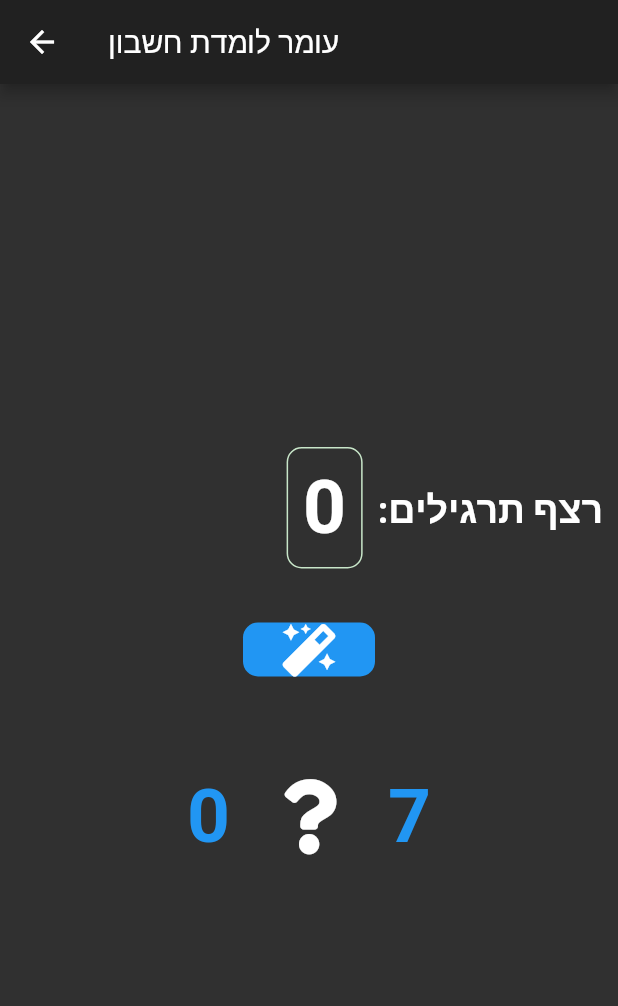
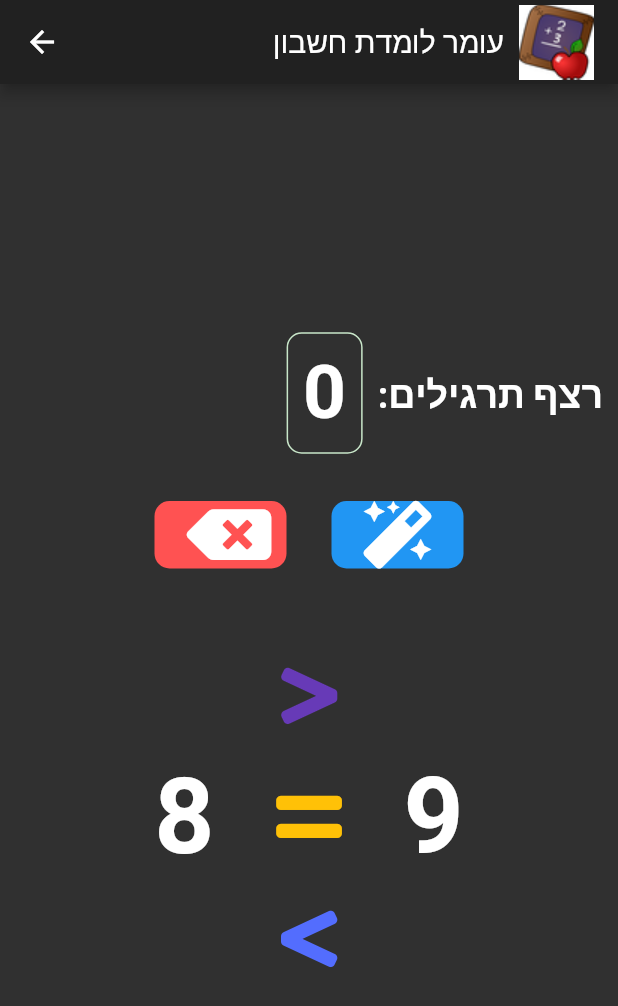
Before and after one commit to AdamRussak/one_to_math, a Flutter app: the WhoIsBiggerScreen screen opened by its route, after a tap on an icon or button, on a phone screen of 412 x 824 dp. Shown: the top 1006 px of the screen. Run offline on Flutter 3.47's test engine with Material 2 defaults, Android fonts, the phone set to English and light mode, and no system bars; our stand-ins replace after_layout, fluttertoast, font_awesome_flutter, rflutter_alert, shared_preferences; accounts and stored records are empty.

```diff
--- a/lib/const_enums.dart
+++ b/lib/const_enums.dart
@@ -5,14 +5,19 @@ const KmathStyle = TextStyle(
   fontSize: 50.0,
   fontWeight: FontWeight.bold,
 );
+const KMoreOrLessTextStyle = TextStyle(
+  fontSize: 70.0,
+  fontWeight: FontWeight.bold,
+);
 const KmathButtonTextStyle = TextStyle(
   fontSize: 40.0,
   fontWeight: FontWeight.w200,
 );
 const KAppBarText = 'עומר לומדת חשבון';
+
 const KNewQustionIcon = Icon(
   FontAwesomeIcons.magic,
-  size: 35.0,
+  size: 45.0,
 );
 const KSizeBoxMath10 = SizedBox(
   width: 10.0,
--- a/lib/engine/math_brain.dart
+++ b/lib/engine/math_brain.dart
@@ -1,5 +1,6 @@
 import 'dart:math';
 import 'package:flutter/material.dart';
+import 'package:font_awesome_flutter/font_awesome_flutter.dart';
 import 'package:one_to_math/const_enums.dart';
 
 class MathBrain extends ChangeNotifier {
@@ -11,6 +12,7 @@ class MathBrain extends ChangeNotifier {
   int questionResult;
   bool randomMathBoolean = true;
   var lessOrMoreAnswer;
+  var lessOrMoreAnswerIcon;
 
 //new Math Question
   void getMathQustion() {
@@ -58,20 +60,26 @@ class MathBrain extends ChangeNotifier {
   void getRandomLessOrMoreInt() {
     randomNumber1 = random.nextInt(maxNumber);
     randomNumber2 = random.nextInt(maxNumber);
-    while (randomNumber1 == randomNumber2) {
-      randomNumber2 = random.nextInt(maxNumber);
-    }
     notifyListeners();
   }
 
   void getLessOrMoreResult() {
     if (randomNumber1 > randomNumber2) {
       lessOrMoreAnswer = Answer.left;
+      lessOrMoreAnswerIcon = Icon(FontAwesomeIcons.greaterThan);
     } else if (randomNumber1 < randomNumber2) {
       lessOrMoreAnswer = Answer.right;
+      lessOrMoreAnswerIcon = Icon(FontAwesomeIcons.lessThan);
     } else {
       lessOrMoreAnswer = Answer.equal;
+      lessOrMoreAnswerIcon = Icon(FontAwesomeIcons.equals);
     }
     notifyListeners();
   }
+
+  //setting qustion limit
+  int setQustionsInt(int newInt) {
+    maxNumber = newInt;
+    return maxNumber;
+  }
 }
--- /dev/null
+++ b/lib/engine/settings_brain.dart
@@ -0,0 +1,5 @@
+import 'package:flutter/material.dart';
+
+class SettingsBrain extends ChangeNotifier {
+  int maxNumber = 10;
+}
--- a/lib/screens/settings_screen.dart
+++ b/lib/screens/settings_screen.dart
@@ -1,4 +1,5 @@
 import 'package:flutter/material.dart';
+import 'package:one_to_math/widgets/app_title_widget.dart';
 
 class SettingsScreen extends StatefulWidget {
   SettingsScreen({this.title});
@@ -13,7 +14,7 @@ class _SettingsScreenState extends State<SettingsScreen> {
   Widget build(BuildContext context) {
     return Scaffold(
       appBar: AppBar(
-        title: Text(widget.title),
+        title: AppTitleWidget(),
       ),
       body: Center(
         child: Text('settings page will be here'),
--- a/lib/screens/who_is_bigger_screen.dart
+++ b/lib/screens/who_is_bigger_screen.dart
@@ -1,8 +1,11 @@
+import 'package:after_layout/after_layout.dart';
 import 'package:flutter/material.dart';
 import 'package:fluttertoast/fluttertoast.dart';
 import 'package:font_awesome_flutter/font_awesome_flutter.dart';
 import 'package:one_to_math/const_enums.dart';
 import 'package:one_to_math/engine/math_brain.dart';
+import 'package:one_to_math/engine/saved_info.dart';
+import 'package:one_to_math/widgets/app_title_widget.dart';
 import 'package:one_to_math/widgets/result_counter.dart';
 import 'package:provider/provider.dart';
 import 'package:rflutter_alert/rflutter_alert.dart';
@@ -15,19 +18,27 @@ class WhoIsBiggerScreen extends StatefulWidget {
   _WhoIsBiggerScreenState createState() => _WhoIsBiggerScreenState();
 }
 
+class _WhoIsBiggerScreenState extends State<WhoIsBiggerScreen>
+    with AfterLayoutMixin<WhoIsBiggerScreen> {
   var userAnswer;
   int scoreKeeper = 0;
   int sucessInt;
   final answerTextController = TextEditingController();
+  SavedInfo savedInfo = SavedInfo();
+  void tapIntoSavedInfo() async {
+    await savedInfo.initSharedPrefs();
+    setState(() {
+      sucessInt = savedInfo.prefs.getInt('prefMoreOrLessCount');
+    });
+  }
 
-class _WhoIsBiggerScreenState extends State<WhoIsBiggerScreen> {
   void checkAnsewr(userAnswer) {
     if (userAnswer ==
         Provider.of<MathBrain>(context, listen: false).lessOrMoreAnswer) {
       setState(() {
         scoreKeeper++;
-        // savedInfo.saveDataToPrefs(scoreKeeper);
-        // sucessInt = savedInfo.prefs.getInt('preflessOrMoreCount');
+        savedInfo.saveDataToPrefs(scoreKeeper, 'prefMoreOrLessCount');
+        sucessInt = savedInfo.prefs.getInt('prefMoreOrLessCount');
       });
 
       //Alert Dialog's
@@ -35,6 +46,8 @@ class _WhoIsBiggerScreenState extends State<WhoIsBiggerScreen> {
         context: context,
         type: AlertType.success,
         title: "!תשובה נכונה",
+        image:
+            Provider.of<MathBrain>(context, listen: false).lessOrMoreAnswerIcon,
         style: AlertStyle(descStyle: KmathStyle, titleStyle: KmathStyle),
         buttons: [
           DialogButton(
@@ -52,16 +65,6 @@ class _WhoIsBiggerScreenState extends State<WhoIsBiggerScreen> {
           )
         ],
       ).show();
-    } else if (userAnswer !=
-        Provider.of<MathBrain>(context, listen: false).lessOrMoreAnswer) {
-      Fluttertoast.showToast(
-          msg: "תשובה לא נכונה, נסי/ה שנית",
-          toastLength: Toast.LENGTH_SHORT,
-          gravity: ToastGravity.CENTER,
-          timeInSecForIosWeb: 1,
-          backgroundColor: Colors.red,
-          textColor: Colors.white,
-          fontSize: 16.0);
     } else if (userAnswer == Answer.pass) {
       Alert(
         context: context,
@@ -89,6 +92,16 @@ class _WhoIsBiggerScreenState extends State<WhoIsBiggerScreen> {
           )
         ],
       ).show();
+    } else if (userAnswer !=
+        Provider.of<MathBrain>(context, listen: false).lessOrMoreAnswer) {
+      Fluttertoast.showToast(
+          msg: "תשובה לא נכונה, נסי/ה שנית",
+          toastLength: Toast.LENGTH_SHORT,
+          gravity: ToastGravity.CENTER,
+          timeInSecForIosWeb: 1,
+          backgroundColor: Colors.red,
+          textColor: Colors.white,
+          fontSize: 16.0);
     }
   }
 
@@ -96,10 +109,10 @@ class _WhoIsBiggerScreenState extends State<WhoIsBiggerScreen> {
     Alert(
       context: context,
       type: AlertType.none,
+      image: Image(
+        image: Provider.of<MathBrain>(context).lessOrMoreAnswerIcon,
+      ),
       title: ":התשובה",
-      desc: Provider.of<MathBrain>(context, listen: false)
-          .questionResult
-          .toString(),
       style: AlertStyle(descStyle: KmathStyle, titleStyle: KmathStyle),
       buttons: [
         DialogButton(
@@ -110,8 +123,8 @@ class _WhoIsBiggerScreenState extends State<WhoIsBiggerScreen> {
                 .getLessOrMoreQustion();
             setState(() {
               scoreKeeper = 0;
-              // savedInfo.saveDataToPrefs(scoreKeeper);
-              // sucessInt = savedInfo.prefs.getInt('prefMathCount');
+              savedInfo.saveDataToPrefs(scoreKeeper, 'prefMoreOrLessCount');
+              sucessInt = savedInfo.prefs.getInt('prefMoreOrLessCount');
             });
           },
           width: 150,
@@ -122,11 +135,16 @@ class _WhoIsBiggerScreenState extends State<WhoIsBiggerScreen> {
   }
 
   @override
+  void initState() {
+    super.initState();
+    tapIntoSavedInfo();
+  }
+
   Widget build(BuildContext context) {
     return Consumer<MathBrain>(builder: (context, mathBrain, child) {
       return Scaffold(
         appBar: AppBar(
-          title: Text(widget.title),
+          title: AppTitleWidget(),
         ),
         body: Center(
           child: Column(
@@ -138,6 +156,27 @@ class _WhoIsBiggerScreenState extends State<WhoIsBiggerScreen> {
               SizedBox(
                 height: 30.0,
               ),
+              Row(
+                mainAxisAlignment: MainAxisAlignment.center,
+                children: [
+                  FlatButton(
+                    onPressed: () {
+                      setState(() {
+                        userAnswer = Answer.pass;
+                      });
+                      checkAnsewr(userAnswer);
+                    },
+                    child: Icon(
+                      FontAwesomeIcons.backspace,
+                      size: 45.0,
+                    ),
+                    color: Colors.redAccent,
+                    shape: RoundedRectangleBorder(
+                        borderRadius: BorderRadius.circular(10)),
+                  ),
+                  SizedBox(
+                    width: 30.0,
+                  ),
                   FlatButton(
                     onPressed: mathBrain.getLessOrMoreQustion,
                     child: KNewQustionIcon,
@@ -145,48 +184,79 @@ class _WhoIsBiggerScreenState extends State<WhoIsBiggerScreen> {
                     shape: RoundedRectangleBorder(
                         borderRadius: BorderRadius.circular(10)),
                   ),
+                ],
+              ),
               SizedBox(
                 height: 50.0,
               ),
               Row(mainAxisAlignment: MainAxisAlignment.center, children: [
-                TextButton(
-                  style: ButtonStyle(),
+                Text(
+                  mathBrain.randomNumber1 != null
+                      ? mathBrain.randomNumber1.toString()
+                      : "A",
+                  style: KMoreOrLessTextStyle,
+                ),
+                SizedBox(
+                  width: 30.0,
+                ),
+                Column(
+                  children: [
+                    IconButton(
+                      color: Colors.deepPurple,
+                      iconSize: 50.0,
+                      icon: Icon(
+                        FontAwesomeIcons.greaterThan,
+                      ),
                       onPressed: () {
                         setState(() {
                           userAnswer = Answer.left;
                         });
                         checkAnsewr(userAnswer);
-                    print(Provider.of<MathBrain>(context, listen: false)
-                        .lessOrMoreAnswer);
                       },
-                  child: Text(
-                    mathBrain.randomNumber1 != null
-                        ? mathBrain.randomNumber1.toString()
-                        : "A",
-                    style: KmathStyle,
                     ),
+                    SizedBox(
+                      height: 15.0,
                     ),
-                KSizeBoxMath10,
-                Icon(
-                  FontAwesomeIcons.question,
-                  size: 50.0,
+                    IconButton(
+                      color: Colors.amber,
+                      iconSize: 50.0,
+                      icon: Icon(
+                        FontAwesomeIcons.equals,
                       ),
-                KSizeBoxMath10,
-                TextButton(
-                  style: ButtonStyle(),
+                      onPressed: () {
+                        setState(() {
+                          userAnswer = Answer.equal;
+                        });
+                        checkAnsewr(userAnswer);
+                      },
+                    ),
+                    SizedBox(
+                      height: 15.0,
+                    ),
+                    IconButton(
+                      color: Colors.indigoAccent,
+                      iconSize: 50.0,
+                      icon: Icon(
+                        FontAwesomeIcons.lessThan,
+                      ),
                       onPressed: () {
                         setState(() {
                           userAnswer = Answer.right;
                         });
                         checkAnsewr(userAnswer);
                       },
-                  child: Text(
+                    ),
+                  ],
+                ),
+                SizedBox(
+                  width: 30.0,
+                ),
+                Text(
                   mathBrain.randomNumber2 != null
                       ? mathBrain.randomNumber2.toString()
                       : "B",
-                    style: KmathStyle,
+                  style: KMoreOrLessTextStyle,
                 ),
-                )
               ]),
             ],
           ),
@@ -194,4 +264,10 @@ class _WhoIsBiggerScreenState extends State<WhoIsBiggerScreen> {
       );
     });
   }
+
+  @override
+  void afterFirstLayout(BuildContext context) {
+    // Calling the same function "after layout" to resolve the issue.
+    Provider.of<MathBrain>(context, listen: false).getLessOrMoreQustion();
   }
+}
--- /dev/null
+++ b/lib/widgets/app_title_widget.dart
@@ -0,0 +1,25 @@
+import 'package:flutter/material.dart';
+import 'package:one_to_math/const_enums.dart';
+
+class AppTitleWidget extends StatelessWidget {
+  @override
+  Widget build(BuildContext context) {
+    return Container(
+      width: MediaQuery.of(context).size.width,
+      height: MediaQuery.of(context).size.height,
+      child: Row(
+        mainAxisAlignment: MainAxisAlignment.end,
+        children: [
+          Text(KAppBarText),
+          SizedBox(
+            width: 10.0,
+          ),
+          Image.asset(
+            'assets/barIcon.png',
+            fit: BoxFit.cover,
+          ),
+        ],
+      ),
+    );
+  }
+}
```
Also changed, not shown: lib/engine/saved_info.dart (+4 -3 lines), lib/screens/math_qustions.dart (+4 -3 lines), lib/screens/start_screen.dart (+9 -5 lines), pubspec.yaml (+4 -4 lines), assets/appstore.png (added), assets/barIcon.png (added), assets/playstore.png (added), 64 other files. Lines whose indentation alone changed are shown as unchanged.
